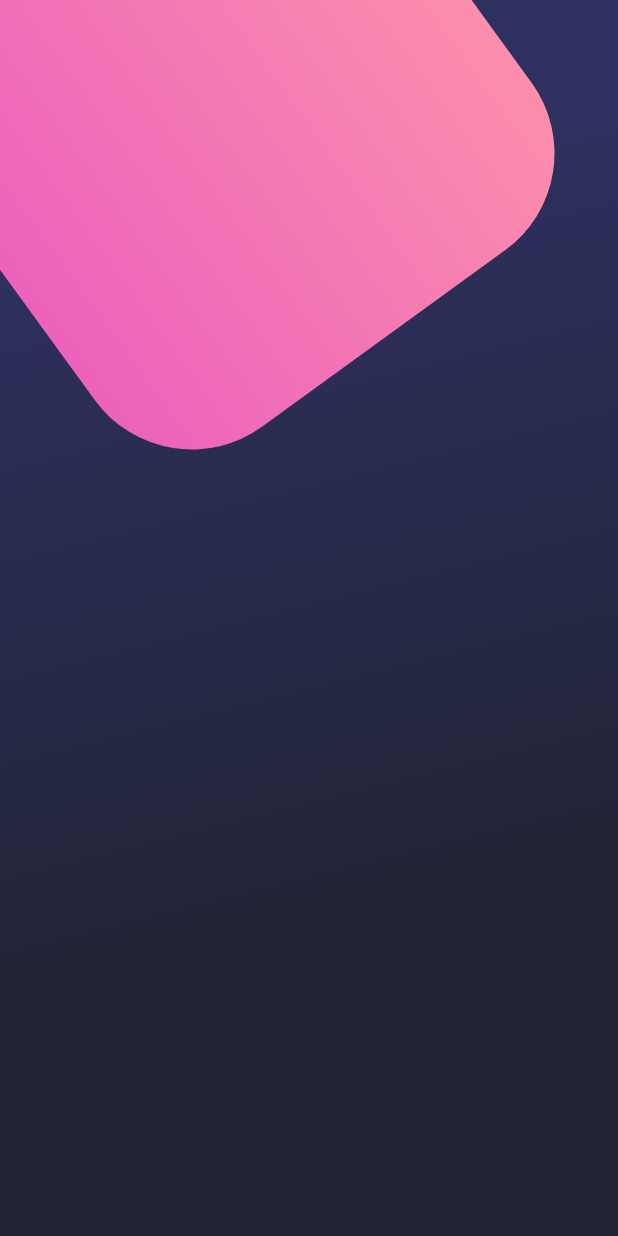
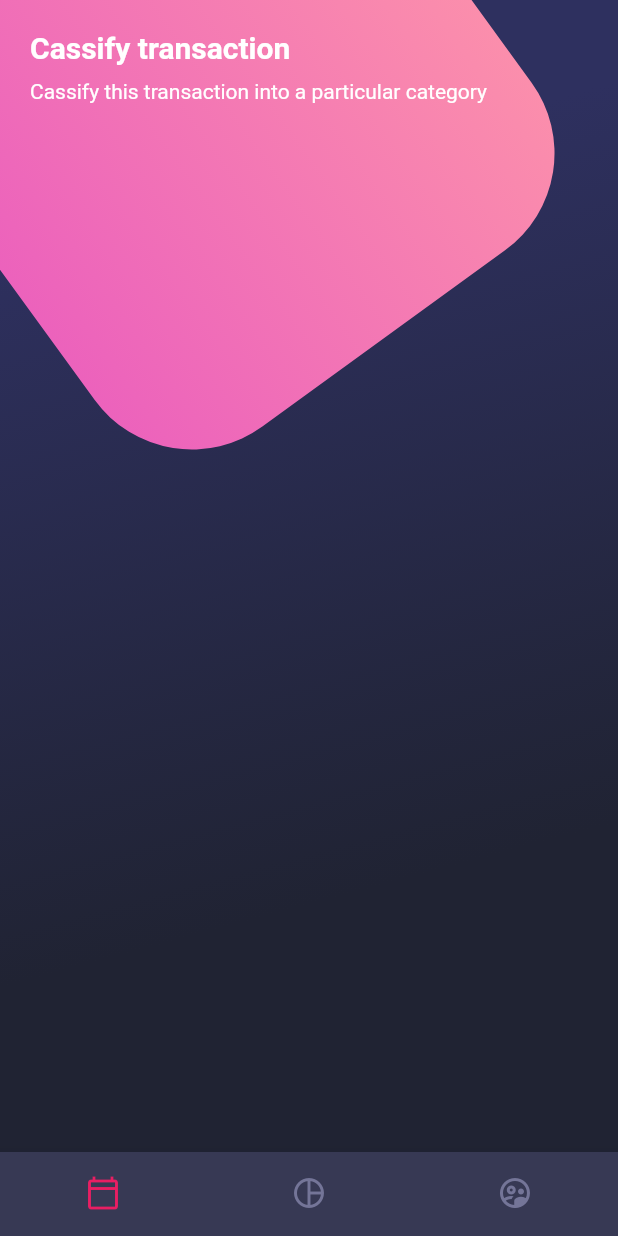
Before and after one commit to devb09/designs_app, a Flutter app: the screen it shows after launch, on a phone screen of 412 x 824 dp. Run offline on Flutter 3.47's test engine with Material 2 defaults, Android fonts, the phone set to English and light mode, and no system bars.

Commit message:
feat: bottom navigation bar

```diff
--- a/lib/main.dart
+++ b/lib/main.dart
@@ -2,6 +2,7 @@ import 'package:design_app/screens/home_screen.dart';
 import 'package:design_app/screens/scroll_deisgn.dart';
 import 'package:flutter/material.dart';
 import 'package:design_app/screens/basic_design.dart';
+import 'package:flutter/services.dart';
 
 void main() => runApp(const MyApp());
 
@@ -10,6 +11,11 @@ class MyApp extends StatelessWidget {
 
   @override
   Widget build(BuildContext context) {
+
+    SystemChrome.setSystemUIOverlayStyle(SystemUiOverlayStyle.light.copyWith(
+      statusBarColor: Color.fromRGBO(0, 0, 0, 0.4),
+    ));
+
     return MaterialApp(
       debugShowCheckedModeBanner: false,
       title: 'Material App',
--- a/lib/screens/home_screen.dart
+++ b/lib/screens/home_screen.dart
@@ -1,16 +1,51 @@
+import 'package:design_app/widgets/bottom_navbar.dart';
 import 'package:flutter/material.dart';
 import 'package:design_app/widgets/background.dart';
 
 class HomeScreen extends StatelessWidget {
-
   const HomeScreen({Key? key}) : super(key: key);
 
   @override
   Widget build(BuildContext context) {
-    return Stack(
-      children: [
-        Background()
-      ],
+    return Scaffold(
+      body: Stack(
+        children: [Background(), _HomeBody()],
+      ),
+      bottomNavigationBar: BottomNavbarScreen(),
     );
   }
 }
+
+class _HomeBody extends StatelessWidget {
+  @override
+  Widget build(BuildContext context) {
+    return SingleChildScrollView(
+      child: SafeArea(
+          child: Container(
+        margin: EdgeInsets.all(20),
+        child: Column(
+          crossAxisAlignment: CrossAxisAlignment.start,
+          children: const [
+            Text(
+              'Cassify transaction',
+              style: TextStyle(
+                  color: Colors.white,
+                  fontSize: 20,
+                  fontWeight: FontWeight.bold),
+            ),
+            SizedBox(
+              height: 10,
+            ),
+            Text(
+              'Cassify this transaction into a particular category',
+              style: TextStyle(
+                color: Colors.white,
+                fontSize: 14,
+              ),
+            ),
+          ],
+        ),
+      )),
+    );
+  }
+}
--- /dev/null
+++ b/lib/widgets/bottom_navbar.dart
@@ -0,0 +1,31 @@
+import 'package:flutter/material.dart';
+
+class BottomNavbarScreen extends StatelessWidget {
+
+  const BottomNavbarScreen({Key? key}) : super(key: key);
+
+  @override
+  Widget build(BuildContext context) {
+    return BottomNavigationBar(
+      showSelectedLabels: false,
+      showUnselectedLabels: false,
+      backgroundColor: Color.fromRGBO(55, 57, 84, 1),
+      selectedItemColor: Colors.pink,
+      unselectedItemColor: Color.fromRGBO(116, 117, 152, 1),
+      currentIndex: 0,
+      items: [
+      BottomNavigationBarItem(
+        icon: Icon(Icons.calendar_today_outlined),
+        label: 'Calendario'
+      ),
+      BottomNavigationBarItem(
+        icon: Icon(Icons.pie_chart_outline_outlined),
+        label: 'grafica'
+      ),
+      BottomNavigationBarItem(
+        icon: Icon(Icons.supervised_user_circle_outlined),
+        label: 'usuarios'
+      ),
+    ]);
+  }
+}
```
